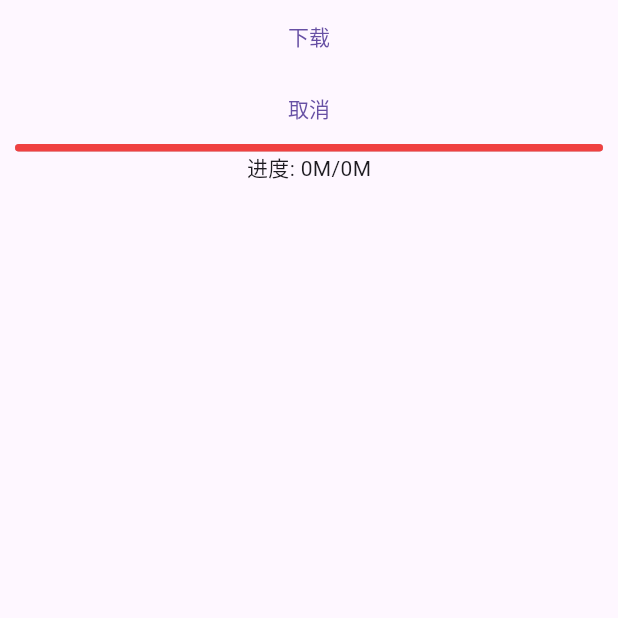
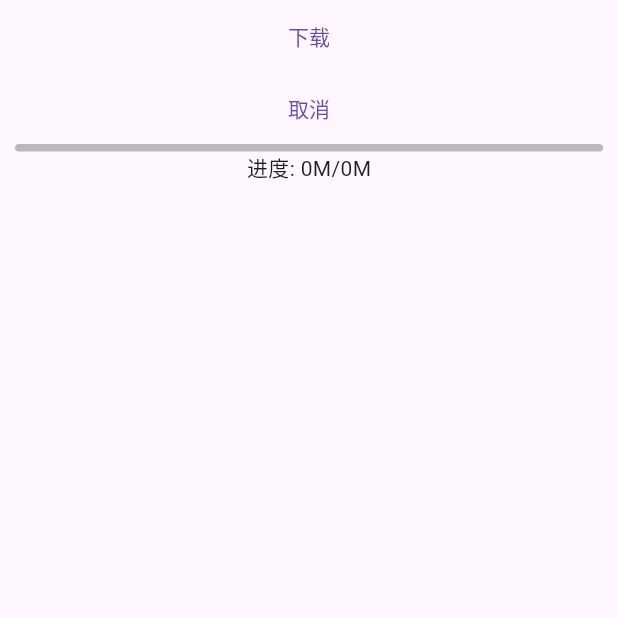
Before and after one commit to yldm-tech/flutter_template, a Flutter app: the MyPage screen opened directly, after a tap on "下载", on a phone screen of 412 x 824 dp, the top half of it. Run offline on Flutter 3.47's test engine with Material 2 defaults, Android fonts, the phone set to English and light mode, and no system bars; drawn by our look-alikes of getwidget; our stand-ins replace cached_network_image, card_swiper, chewie, dio, fluro, lottie and 2 more; missing offline and left inert: status_bar_control; accounts and stored records are empty; generated files the repository leaves out were written again; network calls fail; statements that could not run were skipped.

Commit message:
downloader

```diff
--- a/lib/pages/my/my_page.dart
+++ b/lib/pages/my/my_page.dart
@@ -44,20 +44,20 @@ class _MyPageState extends YldmState<MyPage> {
             children: [
               TextButton(
                 onPressed: () async {
-                  var path = await YldmDownloader.getInstance().download(
+                  YldmDownloader.getInstance().download(
                       url:
                           "https://redirector.gvt1.com/edgedl/android/studio/install/2022.3.1.20/android-studio-2022.3.1.20-mac_arm.dmg",
                       filename: "android-studio-2022.3.1.20-mac_arm.dmg",
-                      listener: (totalM, receivedM, done) {
+                      listener: (totalM, receivedM, done, path) {
                         setState(() {
                           total = totalM;
                           received = receivedM;
                           isDone = done;
                         });
-                        YldmUtil.log(
-                            "total: $total M, received: $received M, done: $done");
+                        if (path != null) {
+                          YldmUtil.log(path);
+                        }
                       });
-                  YldmUtil.log(path);
                 },
                 child: const Text("下载"),
               ),
@@ -67,7 +67,7 @@ class _MyPageState extends YldmState<MyPage> {
                 },
                 child: const Text("取消"),
               ),
-              downloadProcess(received, total),
+              downloadProcess(received: received, total: total),
               Text("进度: ${received}M/${total}M"),
               // Center(
               //   child: YldmCachedNetworkImage(
--- a/lib/utils/http/yldm_downloader.dart
+++ b/lib/utils/http/yldm_downloader.dart
@@ -6,8 +6,25 @@ import 'package:getwidget/getwidget.dart';
 import 'package:http/http.dart' as http;
 import 'package:path_provider/path_provider.dart';
 
-typedef DownloadListener = void Function(int total, int received, bool done);
+typedef DownloadListener = void Function(
+    int total, int received, bool done, String? path);
 
+///  使用示例：
+//             YldmDownloader.getInstance().download(
+//                       url:
+//                           "https://redirector.gvt1.com/edgedl/android/studio/install/2022.3.1.20/android-studio-2022.3.1.20-mac_arm.dmg",
+//                       filename: "android-studio-2022.3.1.20-mac_arm.dmg",
+//                       listener: (totalM, receivedM, done, path) {
+//                         setState(() {
+//                           total = totalM;
+//                           received = receivedM;
+//                           isDone = done;
+//                         });
+//                         if (done && path != null) {
+//                           YldmUtil.log(path);
+//                         }
+//                       });
+///
 class YldmDownloader {
   int _total = 0;
   int _received = 0;
@@ -18,10 +35,10 @@ class YldmDownloader {
     return _instance!;
   }
 
-  Future<String> download({
+  void download({
     required String url,
-    required String filename,
-    required DownloadListener listener,
+    String? filename,
+    DownloadListener? listener,
   }) async {
     YldmUtil.log('start download');
     var uri = Uri.parse(url);
@@ -29,6 +46,7 @@ class YldmDownloader {
     var response = await http.Client().send(request);
     _total = response.contentLength ?? 0;
     var path = (await getApplicationDocumentsDirectory()).path;
+    filename ??= url.substring(url.lastIndexOf("/") + 1);
     final file = await File('$path/$filename').create(recursive: true);
     var writeFile = file.openSync(mode: FileMode.write);
     response.stream.listen((value) {
@@ -36,16 +54,19 @@ class YldmDownloader {
       writeFile.writeFromSync(value);
       var total = (_total / 1024 / 1024).floor();
       var received = (_received / 1024 / 1024).floor();
-      listener(total, received, false);
+      if (listener != null) {
+        listener(total, received, false, null);
+      }
       YldmUtil.log('download progress: ${received}M/${total}M');
     }).onDone(() async {
       var total = (_total / 1024 / 1024).floor();
       var received = (_received / 1024 / 1024).floor();
-      listener(total, received, true);
+      if (listener != null) {
+        listener(total, received, true, file.path);
+      }
       YldmUtil.log('download $filename done');
       await writeFile.close();
     });
-    return file.absolute.path;
   }
 
   cancel() {
@@ -53,9 +74,20 @@ class YldmDownloader {
   }
 }
 
-downloadProcess(int received, int total) {
+downloadProcess({
+  int received = 1,
+  int total = 1,
+  Color bgColor = Colors.black26,
+  Color progressColor = Colors.redAccent,
+}) {
+  if (total <= 0) {
+    total = 1;
+  }
+  if (received == 0) {
+    received <= 1;
+  }
   return GFProgressBar(
       percentage: received / total,
-      backgroundColor: Colors.black26,
-      progressBarColor: GFColors.DANGER);
+      backgroundColor: bgColor,
+      progressBarColor: progressColor);
 }
```
